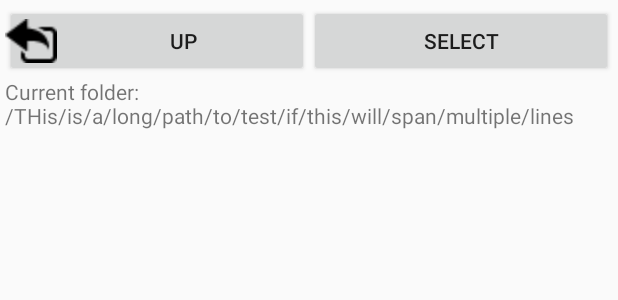
After one commit to ELinda/baggage-bonanza, an Android app: the layout ua_com_vassiliev_filebrowser_layout.xml on its own in the app's theme, with its tools: preview values and no code run, on a phone screen of 412 x 824 dp. The commit adds this screen. Shown: the top 300 px of the screen. Run offline under Robolectric (Android 15) with nearby library versions, the light colour scheme and no system bars.

Commit message:
Add file-chooser items and fix button names

```diff
--- a/app/src/main/res/layout/activity_main.xml
+++ b/app/src/main/res/layout/activity_main.xml
@@ -31,13 +31,13 @@
     android:orientation="horizontal" android:layout_weight="1">
 
     <Button
-        android:id="@+id/button2"
+        android:id="@+id/restart"
         android:layout_width="wrap_content"
         android:layout_height="wrap_content"
         android:padding="0dp"
         android:text="Restart" />
     <Button
-        android:id="@+id/restart"
+        android:id="@+id/choose"
         android:layout_width="wrap_content"
         android:layout_height="wrap_content"
         android:padding="0dp"
--- /dev/null
+++ b/app/src/main/res/layout/ua_com_vassiliev_filebrowser_layout.xml
@@ -0,0 +1,84 @@
+<?xml version="1.0" encoding="utf-8"?>
+<LinearLayout xmlns:android="http://schemas.android.com/apk/res/android"
+    android:layout_width="fill_parent"
+    android:layout_height="fill_parent"
+    android:orientation="vertical"
+    android:padding="3dp" >
+
+    <!--
+    android:layout_weight="1"
+    android:layout_weight="1"
+    android:layout_height="wrap_content"
+    android:layout_width="fill_parent"
+    android:layout_width="fill_parent"
+    android:layout_gravity="top"
+    android:background = "#f00"
+    android:background = "#0f0"
+
+    -->
+
+    <LinearLayout
+        android:layout_width="fill_parent"
+        android:layout_height="wrap_content"
+        android:layout_margin="0dp"
+        android:gravity="top"
+        android:orientation="horizontal"
+        android:padding="0dp" >
+
+        <LinearLayout
+            android:layout_width="fill_parent"
+            android:layout_height="wrap_content"
+            android:layout_margin="0dp"
+            android:layout_weight="1"
+            android:gravity="top"
+            android:orientation="horizontal"
+            android:padding="0dp" >
+
+            <Button
+                android:id="@+id/upDirectoryButton"
+                android:layout_width="fill_parent"
+                android:layout_height="wrap_content"
+                android:layout_gravity="top"
+                android:layout_margin="0dp"
+                android:layout_weight="1"
+                android:padding="0dp"
+                android:drawableLeft="@drawable/dir_up"
+                android:text="Up" />
+        </LinearLayout>
+
+        <LinearLayout
+            android:layout_width="fill_parent"
+            android:layout_height="wrap_content"
+            android:layout_margin="0dp"
+            android:layout_weight="1"
+            android:gravity="top"
+            android:orientation="horizontal"
+            android:padding="0dp" >
+
+            <Button
+                android:id="@+id/selectCurrentDirectoryButton"
+                android:layout_width="fill_parent"
+                android:layout_height="wrap_content"
+                android:layout_gravity="top"
+                android:gravity = "center|center_vertical"
+                android:layout_margin="0dp"
+                android:layout_weight="1"
+                android:padding="0dp"
+                android:text="Select" />
+        </LinearLayout>
+    </LinearLayout>
+
+    <TextView
+        android:id="@+id/currentDirectoryTextView"
+        android:layout_width="fill_parent"
+        android:layout_height="wrap_content"
+        android:text="Current folder: \n/THis/is/a/long/path/to/test/if/this/will/span/multiple/lines" />
+
+    <ListView
+        android:id="@+id/fileListView"
+        android:layout_width="fill_parent"
+        android:layout_height="fill_parent"
+        android:layout_marginTop="5dp"
+        android:layout_weight="1" />
+
+</LinearLayout>
```
Also changed, not shown: app/src/main/java/com/example/linda/funhouse/FileBrowserActivity.java (added, +436 -0 lines), app/src/main/java/com/example/linda/funhouse/MainActivity.java (+18 -1 lines), app/src/main/res/drawable-ldpi/dir_up.png (added), app/src/main/res/drawable-ldpi/folder_icon.png (added), app/src/main/res/drawable-ldpi/folder_icon_light.png (added).
